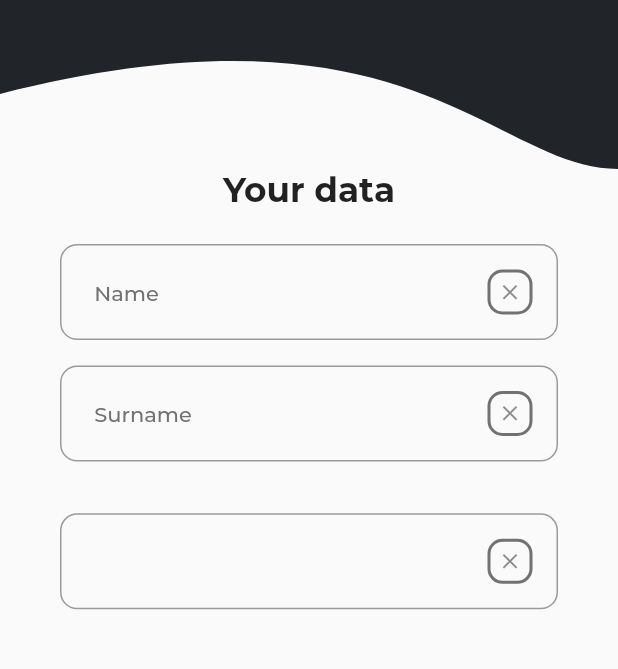
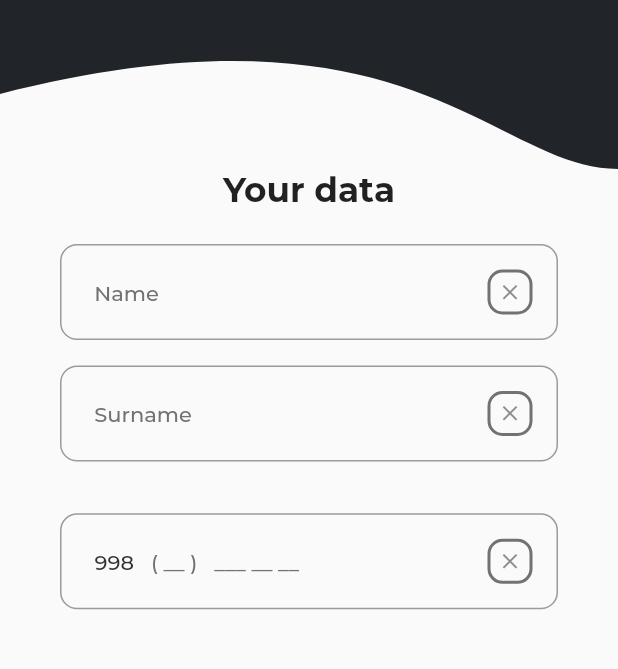
Before and after one commit to Mukhammad1999/show_upp_master, a Flutter app: the MasterFormRegistration screen opened by its route, on a phone screen of 412 x 824 dp, the part 56-725 px from its top. Run offline on Flutter 3.47's test engine with Material 2 defaults, Android fonts, the phone set to English and light mode, and no system bars; our stand-ins replace bloc, easy_localization, equatable, flutter_bloc, flutter_modular, flutter_svg and 1 more; missing offline and left inert: mask_input_formatter; project files that could hold a hidden picture were left out.

Commit message:
feat: added phone field to master form

```diff
--- a/master_app/lib/app/ui/style/app_colors.dart
+++ b/master_app/lib/app/ui/style/app_colors.dart
@@ -8,4 +8,5 @@ abstract class AppColorsLight {
   static const Color disabledColor = Color(0xFF9CA6B0);
   static const Color hintColor = Color(0xFF727272);
   static const Color indicatorColor = Color(0xFF212529);
+  static const Color textColor = Color(0xFF313131);
 }
--- a/master_app/lib/features/auth/presentation/controller/bloc/master_form_bloc.dart
+++ b/master_app/lib/features/auth/presentation/controller/bloc/master_form_bloc.dart
@@ -36,7 +36,7 @@ class MasterFormBloc extends Bloc<MasterFormEvent, MasterFormState> {
           surname: (surname) =>
               state.masterFormEntity.copyWith(surname: surname),
           phoneNumber: (phoneNumber) =>
-              state.masterFormEntity.copyWith(surname: phoneNumber),
+              state.masterFormEntity.copyWith(phoneNumber: phoneNumber),
           gender: (gender) => state.masterFormEntity.copyWith(gender: gender),
         ),
       ),
--- a/master_app/lib/features/auth/presentation/pages/master_app_form.dart
+++ b/master_app/lib/features/auth/presentation/pages/master_app_form.dart
@@ -2,6 +2,7 @@ import 'package:easy_localization/easy_localization.dart';
 import 'package:flutter/material.dart';
 import 'package:flutter_bloc/flutter_bloc.dart';
 import 'package:master_app/app/index/index.dart';
+import 'package:master_app/features/auth/domain/entities/signup_form_entities.dart';
 import 'package:master_app/features/auth/presentation/controller/bloc/master_form_bloc.dart';
 import 'package:master_app/features/auth/presentation/widgets/phone_form_text_field.dart';
 import 'package:master_app/features/auth/presentation/widgets/string_form_erase_button.dart';
@@ -76,7 +77,30 @@ class MasterFormRegistration extends StatelessWidget {
                   const SizedBox(
                     height: 34.55,
                   ),
-                  const PhoneFormTextField(),
+                  PhoneFormTextField(
+                    isFullFilled:
+                        state.masterFormEntity.phoneNumber!.trim().length == 12,
+                    onChanged: (phoneNumber) {
+                      masterBloc.add(
+                        MasterFormEvent.update(
+                          updateEvent: UpdateMasterForm.phoneNumber(
+                            phoneNumber: phoneNumber,
+                          ),
+                        ),
+                      );
+                    },
+                  ),
+
+                  const SizedBox(
+                    height: 36,
+                  ),
+
+                  Column(
+                    children: List.generate(
+                      Gender.values.length,
+                      (index) => const GenderRadioButton(),
+                    ),
+                  )
                 ],
               );
             },
@@ -86,3 +110,14 @@ class MasterFormRegistration extends StatelessWidget {
     );
   }
 }
+
+class GenderRadioButton extends StatelessWidget {
+  const GenderRadioButton({
+    super.key,
+  });
+
+  @override
+  Widget build(BuildContext context) {
+    return Container();
+  }
+}
--- a/master_app/lib/features/auth/presentation/widgets/phone_form_text_field.dart
+++ b/master_app/lib/features/auth/presentation/widgets/phone_form_text_field.dart
@@ -1,22 +1,37 @@
+import 'dart:math';
+
 import 'package:flutter/material.dart';
-import 'package:flutter_multi_formatter/flutter_multi_formatter.dart';
+import 'package:mask_input_formatter/mask_input_formatter.dart';
+import 'package:master_app/app/ui/style/app_colors.dart';
+import 'package:master_app/app/ui/style/app_typography.dart';
 import 'package:master_app/features/auth/presentation/widgets/string_form_erase_button.dart';
 
 /// Text Form Field for collecting phone numbers
 class PhoneFormTextField extends StatefulWidget {
-  const PhoneFormTextField({super.key});
+  const PhoneFormTextField({
+    super.key,
+    this.onErase,
+    this.onChanged,
+    required this.isFullFilled,
+  });
 
+  final VoidCallback? onErase;
+  // ignore: inference_failure_on_function_return_type
+  final Function(String)? onChanged;
+  final bool isFullFilled;
   @override
   State<PhoneFormTextField> createState() => _PhoneFormTextFieldState();
 }
 
 class _PhoneFormTextFieldState extends State<PhoneFormTextField> {
   late final TextEditingController _textEditingController;
+  // ignore: lines_longer_than_80_chars
+  final MaskInputFormatter myFormatter =
+      MaskInputFormatter(mask: '(##) ### ## ##');
 
   @override
   void initState() {
     _textEditingController = TextEditingController();
-
     super.initState();
   }
 
@@ -29,15 +44,40 @@ class _PhoneFormTextFieldState extends State<PhoneFormTextField> {
   @override
   Widget build(BuildContext context) {
     return TextFormField(
-      keyboardType: TextInputType.phone,
+      keyboardType: TextInputType.number,
+      inputFormatters: [myFormatter],
+      style: AppTypography.hintStyle,
       controller: _textEditingController,
-      inputFormatters: [PhoneInputFormatter()],
+      onChanged: (value) {
+        final newTest = value.replaceAll(RegExp('[()]'), '')
+          ..replaceAll(' ', '');
+
+        widget.onChanged?.call(newTest);
+      },
       decoration: InputDecoration(
-        contentPadding: const EdgeInsets.fromLTRB(22.81, 17, 17, 17),
+        prefixIconConstraints: const BoxConstraints(),
+        prefixIcon: Padding(
+          padding: const EdgeInsets.only(left: 23),
+          child: Text(
+            '998   ',
+            style: AppTypography.hintStyle.copyWith(
+              color: AppColorsLight.textColor,
+            ),
+          ),
+        ),
+        hintText: '( __ )   ___ __ __',
+        hintStyle: AppTypography.hintStyle,
+        contentPadding: const EdgeInsets.fromLTRB(22.81, 25, 25, 17),
         border: OutlineInputBorder(
           borderRadius: BorderRadius.circular(11.4),
         ),
-        suffixIcon: const EraseButton(isFullFill: false),
+        suffixIcon: EraseButton(
+          isFullFill: widget.isFullFilled,
+          onErase: () {
+            _textEditingController.clear();
+            widget.onErase?.call();
+          },
+        ),
       ),
     );
   }
--- a/master_app/pubspec.yaml
+++ b/master_app/pubspec.yaml
@@ -20,7 +20,8 @@ dependencies:
   flutter_svg: ^1.1.1+1
   freezed_annotation: ^2.1.0
   equatable: ^2.0.3
-  flutter_multi_formatter: ^2.5.8
+  mask_input_formatter: ^0.0.3
+
 
 
 
```
Also changed, not shown: master_app/pubspec.lock.
